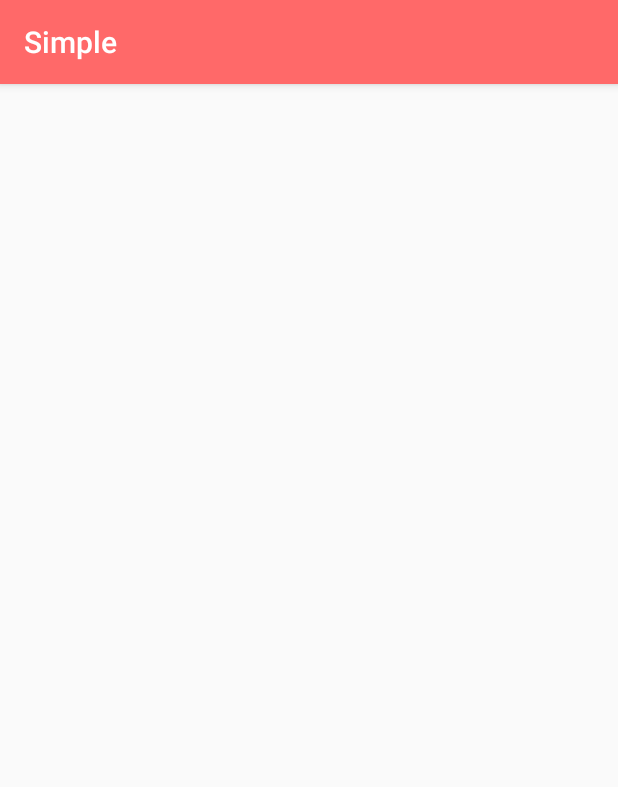
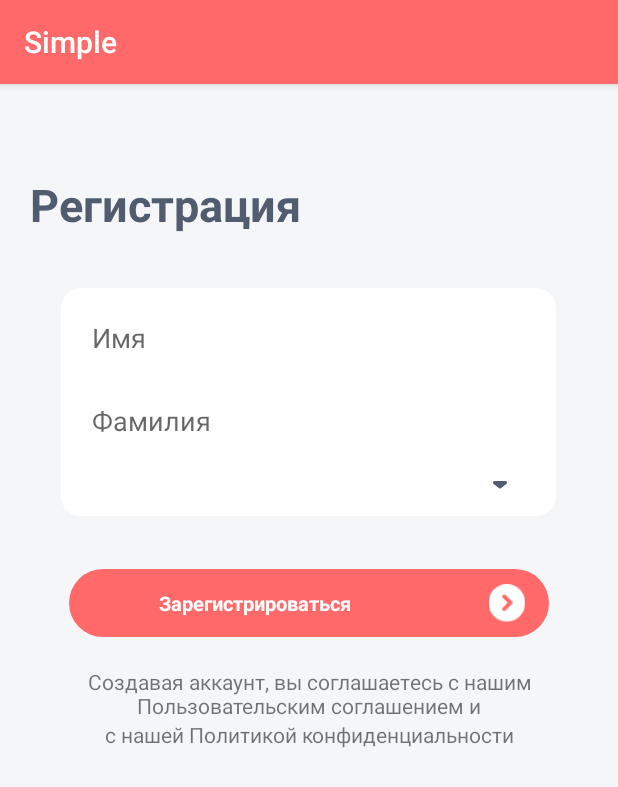
Before and after one commit to muchunzyan/SimpleApp, an Android app: the screen it shows after launch once a user with an empty profile is signed in (Registration), on a phone screen of 412 x 824 dp. Shown: the top 787 px of the screen. Run offline under Robolectric (Android 15) with nearby library versions, the phone set to English and light mode, and no system bars; our stand-ins replace Firebase (no records; nobody signed in at launch, a user with empty details on screens opened directly); libraries missing offline, so code that uses them is left out: com.firebase.ui.

Commit message:
activity registration

```diff
--- a/app/src/main/res/layout/activity_registration.xml
+++ b/app/src/main/res/layout/activity_registration.xml
@@ -1,9 +1,124 @@
 <?xml version="1.0" encoding="utf-8"?>
-<androidx.constraintlayout.widget.ConstraintLayout xmlns:android="http://schemas.android.com/apk/res/android"
-    xmlns:app="http://schemas.android.com/apk/res-auto"
+<RelativeLayout
+    xmlns:android="http://schemas.android.com/apk/res/android"
     xmlns:tools="http://schemas.android.com/tools"
     android:layout_width="match_parent"
     android:layout_height="match_parent"
-    tools:context=".Registration">
+    android:visibility="visible"
+    tools:context=".Registration"
+    android:background="@color/colorBackGround">
 
-</androidx.constraintlayout.widget.ConstraintLayout>
+    <TextView
+        android:id="@+id/registration_text"
+        android:layout_width="wrap_content"
+        android:layout_height="wrap_content"
+        android:text="Регистрация"
+        android:textSize="30sp"
+        android:textColor="#515C6F"
+        android:textStyle="bold"
+        android:layout_marginTop="60dp"
+        android:layout_marginHorizontal="20dp"/>
+
+    <LinearLayout
+        android:id="@+id/reg_lin_lay"
+        android:layout_width="330dp"
+        android:layout_height="wrap_content"
+        android:orientation="vertical"
+        android:background="@drawable/registration_field_back"
+        android:layout_centerHorizontal="true"
+        android:layout_marginTop="35dp"
+        android:padding="5dp"
+        android:layout_below="@+id/registration_text">
+
+        <EditText
+            android:id="@+id/edit_text_first_name_r"
+            android:layout_width="match_parent"
+            android:layout_height="wrap_content"
+            android:hint="Имя"
+            android:padding="15dp"
+            android:background="@color/colorWhite"
+            android:inputType="text"/>
+
+        <EditText
+            android:id="@+id/edit_text_second_name_r"
+            android:layout_width="match_parent"
+            android:layout_height="wrap_content"
+            android:hint="Фамилия"
+            android:padding="15dp"
+            android:background="@color/colorWhite"
+            android:inputType="text"/>
+
+        <RelativeLayout
+            android:layout_width="match_parent"
+            android:layout_height="wrap_content">
+
+            <Spinner
+                android:id="@+id/location_spinner_r"
+                android:layout_width="match_parent"
+                android:layout_height="wrap_content"
+                android:padding="15dp"
+                android:background="@color/colorWhite"/>
+
+            <ImageView
+                android:layout_width="wrap_content"
+                android:layout_height="wrap_content"
+                android:src="@drawable/arrow_down_xx"
+                android:layout_alignParentEnd="true"
+                android:layout_centerVertical="true"
+                android:layout_marginEnd="25dp"/>
+        </RelativeLayout>
+    </LinearLayout>
+
+    <LinearLayout
+        android:id="@+id/btn_register"
+        android:layout_width="320dp"
+        android:layout_height="45dp"
+        android:background="@drawable/sign_out_btn_back"
+        android:layout_marginTop="35dp"
+        android:gravity="center_vertical"
+        android:orientation="horizontal"
+        android:layout_centerHorizontal="true"
+        android:layout_below="@+id/reg_lin_lay">
+
+        <TextView
+            android:id="@+id/SOS_btn_publish_text"
+            android:layout_width="wrap_content"
+            android:layout_height="wrap_content"
+            android:text="Зарегистрироваться "
+            android:textSize="13sp"
+            android:textStyle="bold"
+            android:gravity="center"
+            android:textColor="@color/colorWhite"
+            android:layout_marginStart="60dp"/>
+
+        <View
+            android:layout_width="0dp"
+            android:layout_height="0dp"
+            android:layout_weight="1"/>
+
+        <ImageView
+            android:layout_width="25dp"
+            android:layout_height="25dp"
+            android:src="@drawable/white_btn_go2"
+            android:layout_marginEnd="15dp"/>
+    </LinearLayout>
+
+    <TextView
+        android:id="@+id/bottom_text1"
+        android:layout_width="wrap_content"
+        android:layout_height="wrap_content"
+        android:text="Создавая аккаунт, вы соглашаетесь с нашим  Пользовательским соглашением и"
+        android:layout_below="@+id/btn_register"
+        android:layout_marginTop="20dp"
+        android:gravity="center"
+        android:textColorLink="@color/colorPrimary"/>
+
+    <TextView
+        android:id="@+id/bottom_text2"
+        android:layout_width="match_parent"
+        android:layout_height="wrap_content"
+        android:text="с нашей Политикой конфиденциальности"
+        android:layout_below="@+id/bottom_text1"
+        android:gravity="center"
+        android:textColorLink="@color/colorPrimary"/>
+</RelativeLayout>
```
